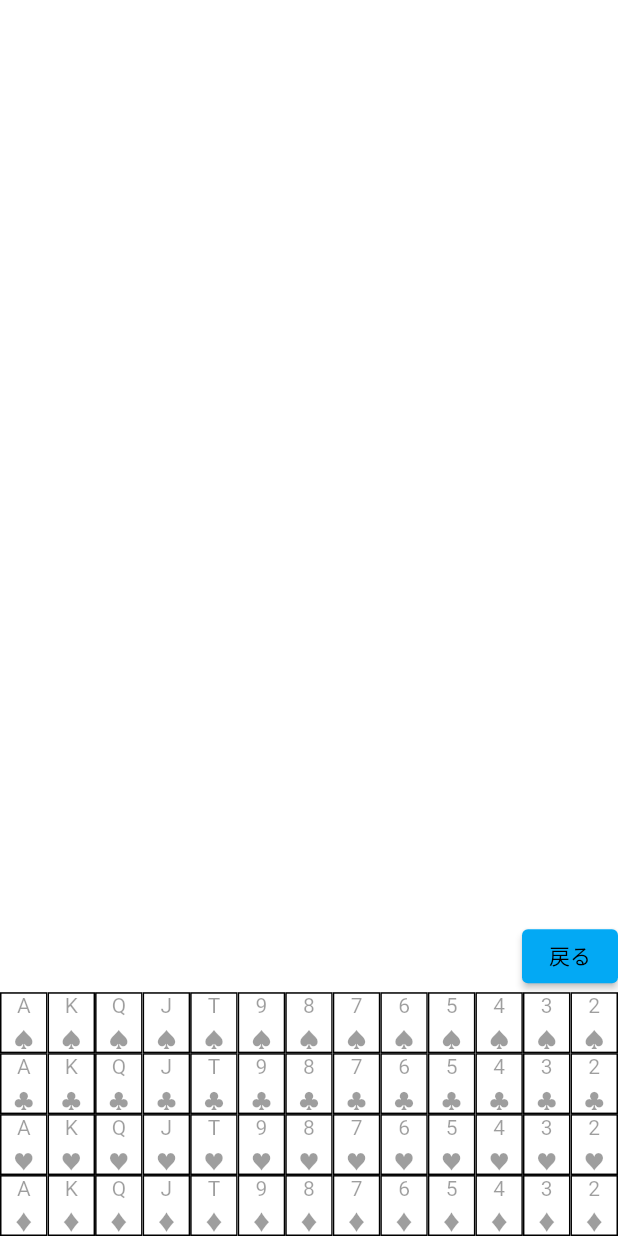
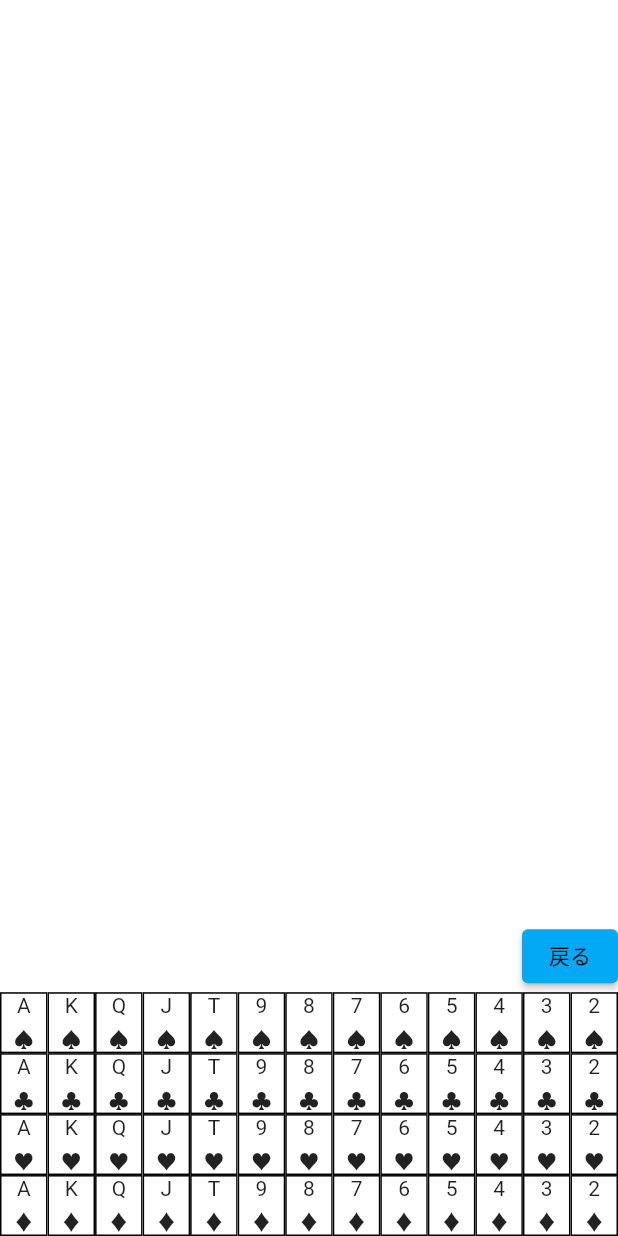
Before and after one commit to chouette11/Handrange, a Flutter app: the SelectPage screen opened by its route, on a phone screen of 412 x 824 dp. Run offline on Flutter 3.47's test engine with Material 2 defaults, Android fonts, the phone set to English and light mode, and no system bars; our stand-ins replace google_mobile_ads, sqflite; missing offline and left inert: app_tracking_transparency, vertical_barchart; accounts and stored records are empty; network calls fail.

Commit message:
fix number color

```diff
--- a/lib/components/functions/elements.dart
+++ b/lib/components/functions/elements.dart
@@ -1,7 +1,6 @@
 import 'package:flutter/cupertino.dart';
 import 'package:flutter/material.dart';
 import 'package:handrange/components/widgets/ad_state.dart';
-import 'package:path/path.dart';
 import 'package:url_launcher/url_launcher.dart';
 
 //selectCard
@@ -12,7 +11,7 @@ Container CardBox(int n, String m){
       width: 40,
       height: 65,
       decoration: BoxDecoration(
-        border: Border.all(color: Colors.black54),
+        border: Border.all(color: Colors.black),
         borderRadius: BorderRadius.circular(5.0),
       ),
       child: bigCard(n, m),
@@ -22,7 +21,7 @@ Container CardBox(int n, String m){
 
 // ignore: non_constant_identifier_names
 Column bigCard(int number, String selectedMark) {
-  String returnName(int n) {
+  String returnNumber(int n) {
     if (n == 0) {
       return "";
     }
@@ -69,14 +68,14 @@ Column bigCard(int number, String selectedMark) {
     children: [
       Center(
         child: Text(
-          returnName(number),
-          style: TextStyle(fontSize: 23,fontFamily: "PTS",color: Colors.black38),
+          returnNumber(number),
+          style: TextStyle(fontSize: 23,fontFamily: "PTS",color: Colors.grey[850]),
         ),
       ),
       Center(
         child: Text(
           returnMark(selectedMark),
-          style: selectedMark == "♦" || selectedMark == "♥"  ? TextStyle(fontSize: 23,fontFamily: "PTS", color: Colors.redAccent) : TextStyle(fontSize: 23,fontFamily: "PTS", color: Colors.black38),
+          style: TextStyle(fontSize: 23,fontFamily: "PTS"),
         ),
       ),
     ],
@@ -129,18 +128,8 @@ Column smallCard(int number, String selectedMark){
   }
   return Column(
     children: [
-      Expanded(
-        child: Text(
-          returnText(number),
-          style: TextStyle(color: Colors.black38),
-        ),
-      ),
-      Expanded(
-        child: Text(
-          returnMark(selectedMark),
-          style: selectedMark == "♦" || selectedMark == "♥"  ? TextStyle(fontFamily: "PTS", color: Colors.redAccent) : TextStyle(fontFamily: "PTS", color: Colors.black38) ,
-        ),
-      ),
+      Expanded(child: Text(returnText(number))),
+      Expanded(child: Text(returnMark(selectedMark))),
     ],
   );
 }
```
